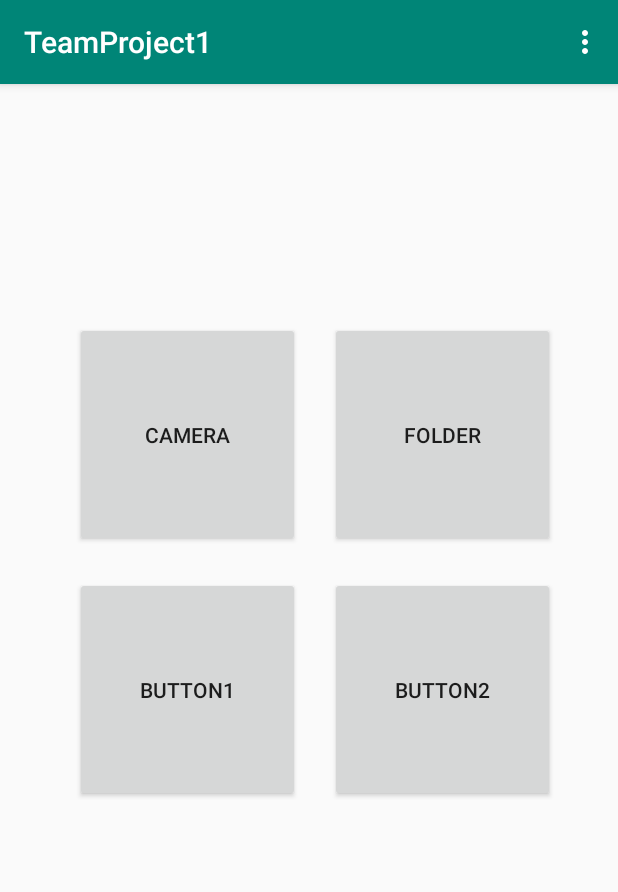
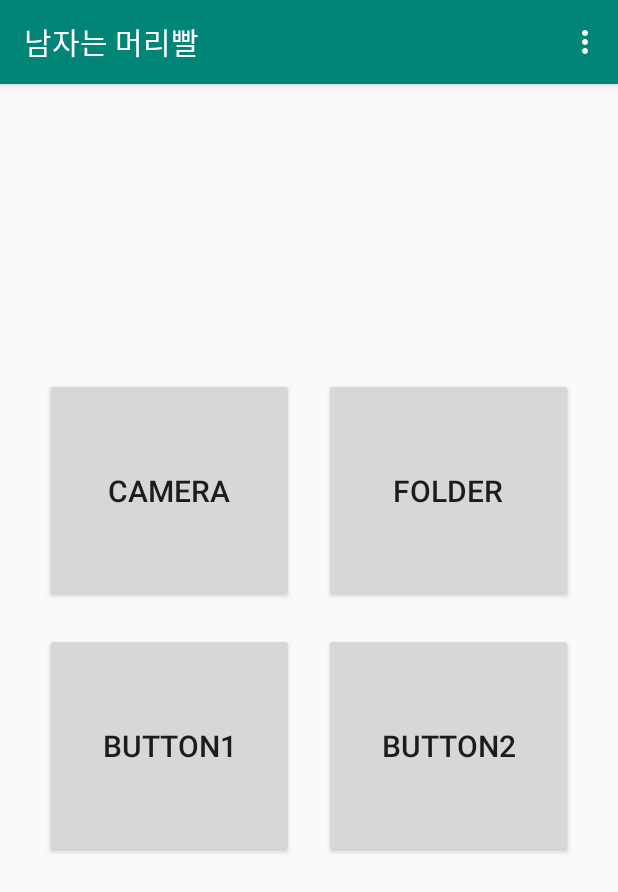
Before and after one commit to djatkdgus789/TeamProJect1, an Android app: the screen it shows after launch (MainActivity), on a phone screen of 412 x 824 dp. Shown: the top 892 px of the screen. Run offline under Robolectric (Android 15) with nearby library versions, the phone set to English and light mode, and no system bars.

Commit message:
android changing camera code

```diff
--- a/AndroidStudioProjects/TeamProject1/app/src/main/AndroidManifest.xml
+++ b/AndroidStudioProjects/TeamProject1/app/src/main/AndroidManifest.xml
@@ -5,7 +5,9 @@
     <uses-permission android:name="android.permission.READ_EXTERNAL_STORAGE" />
     <uses-permission android:name="android.permission.WRITE_EXTERNAL_STORAGE" />
     <uses-permission android:name="android.permission.CAMERA" />
+
     <uses-feature android:name="android.hardware.camera2" />
+
     <uses-permission android:name="android.permission.ACCESS_FINE_LOCATION" />
 
     <application
@@ -25,5 +27,7 @@
                 <category android:name="android.intent.category.LAUNCHER" />
             </intent-filter>
         </activity>
+        <activity android:name=".CameraActivity"></activity>
     </application>
+
 </manifest>
--- a/AndroidStudioProjects/TeamProject1/app/src/main/res/layout/button_main.xml
+++ b/AndroidStudioProjects/TeamProject1/app/src/main/res/layout/button_main.xml
@@ -1,82 +1,83 @@
 <?xml version="1.0" encoding="utf-8"?>
-<android.support.constraint.ConstraintLayout xmlns:android="http://schemas.android.com/apk/res/android"
+<TableLayout xmlns:android="http://schemas.android.com/apk/res/android"
     xmlns:app="http://schemas.android.com/apk/res-auto"
     xmlns:tools="http://schemas.android.com/tools"
     android:layout_width="match_parent"
     android:layout_height="match_parent"
-    tools:context=".MainActivity"
-    tools:showIn="@layout/activity_main">
-
-    <TableLayout
-        android:layout_width="352dp"
-        android:layout_height="374dp"
+    android:layout_gravity="center"
     android:layout_margin="10dp"
-        android:layout_marginEnd="40dp"
-        android:layout_marginBottom="11dp"
+    android:layout_marginEnd="8dp"
+    android:gravity="center"
     android:orientation="horizontal"
     android:padding="10dp"
     app:layout_constraintBottom_toBottomOf="parent"
     app:layout_constraintEnd_toEndOf="parent"
     app:layout_constraintStart_toStartOf="parent"
-        app:layout_constraintTop_toTopOf="parent"
-        app:layout_constraintVertical_bias="0.43">
+    app:layout_constraintTop_toTopOf="parent">
 
     <TableRow
-            android:layout_width="match_parent"
-            android:layout_height="match_parent">
+        android:layout_width="339dp"
+        android:layout_height="169dp"
+        android:layout_gravity="center_horizontal">
 
         <Button
             android:id="@+id/Camera"
             style="@style/Widget.AppCompat.Button"
-                android:layout_width="150dp"
             android:layout_height="150dp"
             android:layout_margin="10dp"
+            android:layout_weight="1"
             android:onClick="CameraClick"
-                android:padding="0dp"
+            android:padding="10dp"
             android:text="@string/camera"
+            android:textSize="20sp"
             tools:layout_editor_absoluteX="16dp"
             tools:layout_editor_absoluteY="243dp" />
 
         <Button
             android:id="@+id/Folder"
             style="@style/Widget.AppCompat.Button"
-                android:layout_width="150dp"
             android:layout_height="150dp"
             android:layout_margin="10dp"
+            android:layout_weight="1"
             android:onClick="FolderClick"
             android:padding="0dp"
             android:text="@string/folder"
+            android:textSize="20sp"
             tools:layout_editor_absoluteX="205dp"
             tools:layout_editor_absoluteY="243dp" />
     </TableRow>
 
     <TableRow
         android:layout_width="match_parent"
-            android:layout_height="match_parent">
+        android:layout_height="match_parent"
+        android:layout_gravity="center_horizontal">
 
         <Button
             android:id="@+id/button1"
             style="@style/Widget.AppCompat.Button"
-                android:layout_width="150dp"
             android:layout_height="150dp"
             android:layout_margin="10dp"
+            android:layout_weight="1"
             android:onClick="Button1Click"
+            android:padding="10dp"
             android:text="@string/button1"
+            android:textSize="20sp"
             tools:layout_editor_absoluteX="205dp"
             tools:layout_editor_absoluteY="48dp" />
 
         <Button
             android:id="@+id/button2"
             style="@style/Widget.AppCompat.Button"
-                android:layout_width="150dp"
             android:layout_height="150dp"
             android:layout_margin="10dp"
+            android:layout_weight="1"
             android:onClick="Button2Click"
+            android:padding="10dp"
             android:text="@string/button2"
+            android:textSize="20sp"
             tools:layout_editor_absoluteX="16dp"
             tools:layout_editor_absoluteY="48dp" />
     </TableRow>
 
+
 </TableLayout>
-
-</android.support.constraint.ConstraintLayout>
--- a/AndroidStudioProjects/TeamProject1/app/src/main/res/layout/test.xml
+++ /dev/null
@@ -1,6 +0,0 @@
-<?xml version="1.0" encoding="utf-8"?>
-<android.support.constraint.ConstraintLayout
-    xmlns:android="http://schemas.android.com/apk/res/android" android:layout_width="match_parent"
-    android:layout_height="match_parent">
-
-</android.support.constraint.ConstraintLayout>
--- a/AndroidStudioProjects/TeamProject1/app/src/main/res/values/strings.xml
+++ b/AndroidStudioProjects/TeamProject1/app/src/main/res/values/strings.xml
@@ -1,5 +1,5 @@
 <resources>
-    <string name="app_name">TeamProject1</string>
+    <string name="app_name">남자는 머리빨</string>
     <string name="action_settings">Settings</string>
     <string name="camera">Camera</string>
     <string name="button1">Button1</string>
```
Also changed, not shown: AndroidStudioProjects/TeamProject1/app/src/main/java/com/apress/gerber/teamproject1/CameraActivity.java (added, +167 -0 lines), AndroidStudioProjects/TeamProject1/app/src/main/java/com/apress/gerber/teamproject1/MainActivity.java (+73 -5 lines), AndroidStudioProjects/TeamProject1/app/src/main/res/layout-v26/activity_camera.xml (added, +24 -0 lines), AndroidStudioProjects/TeamProject1/app/src/main/res/layout/activity_camera.xml (added, +16 -0 lines). Lines whose indentation alone changed are shown as unchanged.
